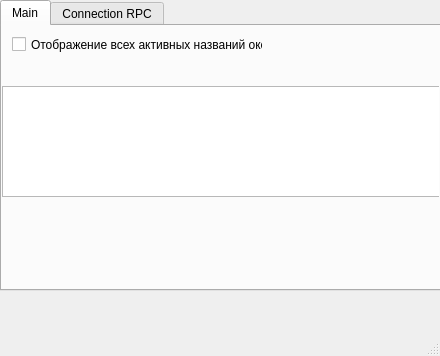
Before: the Qt Designer form mainUI.ui in yaroslav4167/discord.RichPresence, drawn with Qt 5.
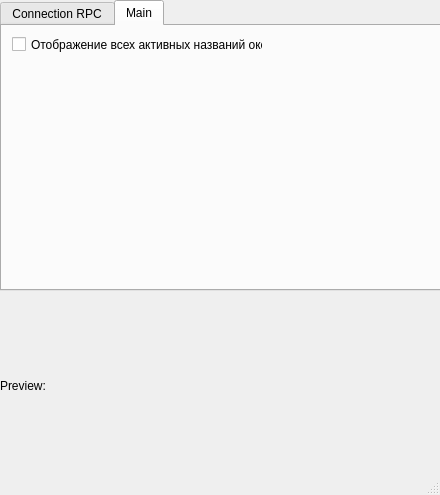
After: the same form once the commit is applied. The open tabs and pages were chosen to show the change.

Diff of the .ui file:
```diff
--- a/mainUI.ui
+++ b/mainUI.ui
@@ -7,11 +7,11 @@
     <x>0</x>
     <y>0</y>
     <width>440</width>
-    <height>356</height>
+    <height>495</height>
    </rect>
   </property>
   <property name="windowTitle">
-   <string>MainWindow</string>
+   <string>EasyRichPresence</string>
   </property>
   <widget class="QWidget" name="centralwidget">
    <widget class="QTabWidget" name="tabWidget">
@@ -26,34 +26,6 @@
     <property name="currentIndex">
      <number>0</number>
     </property>
-    <widget class="QWidget" name="tab">
-     <attribute name="title">
-      <string>Main</string>
-     </attribute>
-     <widget class="QTableWidget" name="tableWidget">
-      <property name="geometry">
-       <rect>
-        <x>0</x>
-        <y>60</y>
-        <width>441</width>
-        <height>111</height>
-       </rect>
-      </property>
-     </widget>
-     <widget class="QCheckBox" name="checkBox_processes">
-      <property name="geometry">
-       <rect>
-        <x>10</x>
-        <y>10</y>
-        <width>251</width>
-        <height>17</height>
-       </rect>
-      </property>
-      <property name="text">
-       <string>Отображение всех активных названий окон</string>
-      </property>
-     </widget>
-    </widget>
     <widget class="QWidget" name="tab_2">
      <attribute name="title">
       <string>Connection RPC</string>
@@ -121,20 +93,60 @@
       </property>
      </widget>
     </widget>
+    <widget class="QWidget" name="tab">
+     <attribute name="title">
+      <string>Main</string>
+     </attribute>
+     <widget class="QCheckBox" name="checkBox_processes">
+      <property name="geometry">
+       <rect>
+        <x>10</x>
+        <y>10</y>
+        <width>251</width>
+        <height>17</height>
+       </rect>
+      </property>
+      <property name="text">
+       <string>Отображение всех активных названий окон</string>
+      </property>
+     </widget>
+    </widget>
    </widget>
    <widget class="QLabel" name="statusLabel">
     <property name="geometry">
      <rect>
-      <x>30</x>
-      <y>320</y>
-      <width>221</width>
-      <height>16</height>
+      <x>0</x>
+      <y>290</y>
+      <width>441</width>
+      <height>21</height>
      </rect>
     </property>
+    <property name="font">
+     <font>
+      <weight>75</weight>
+      <bold>true</bold>
+     </font>
+    </property>
+    <property name="styleSheet">
+     <string notr="true"/>
+    </property>
     <property name="text">
      <string/>
     </property>
    </widget>
+   <widget class="QLabel" name="label_preview">
+    <property name="geometry">
+     <rect>
+      <x>0</x>
+      <y>320</y>
+      <width>441</width>
+      <height>131</height>
+     </rect>
+    </property>
+    <property name="text">
+     <string>Preview:</string>
+    </property>
+   </widget>
   </widget>
   <widget class="QMenuBar" name="menubar">
    <property name="geometry">
```
